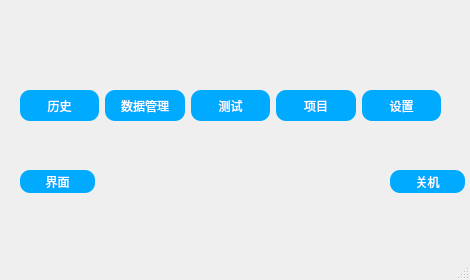
The window that main.ui (nylttpgg09/FluoTest) describes before a commit, drawn with Qt 5.
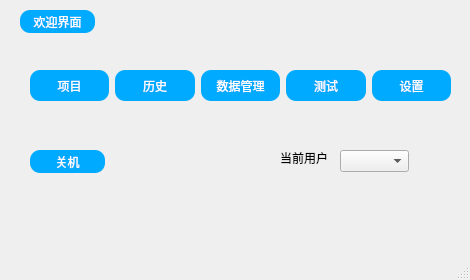
The same window after the commit.

Commit message: 1.增加用户选择识别，增加用户管理，增加数据的识别。 2.问题数据读取的两个波峰是分两次存储的，还未修改

```diff
--- a/main.ui
+++ b/main.ui
@@ -17,8 +17,8 @@
    <widget class="QWidget" name="horizontalLayoutWidget">
     <property name="geometry">
      <rect>
-      <x>20</x>
-      <y>90</y>
+      <x>30</x>
+      <y>70</y>
       <width>421</width>
       <height>31</height>
      </rect>
@@ -27,6 +27,24 @@
      <property name="bottomMargin">
       <number>0</number>
      </property>
+     <item>
+      <widget class="QPushButton" name="itemButton">
+       <property name="sizePolicy">
+        <sizepolicy hsizetype="Preferred" vsizetype="Preferred">
+         <horstretch>0</horstretch>
+         <verstretch>0</verstretch>
+        </sizepolicy>
+       </property>
+       <property name="styleSheet">
+        <string notr="true"> border-radius: 10px;
+    background-color: #00aaff; /* 变淡后的蓝色背景，透明度为50% */
+    color: white;</string>
+       </property>
+       <property name="text">
+        <string>项目</string>
+       </property>
+      </widget>
+     </item>
      <item>
       <widget class="QPushButton" name="historyButton">
        <property name="sizePolicy">
@@ -81,24 +99,6 @@
        </property>
       </widget>
      </item>
-     <item>
-      <widget class="QPushButton" name="itemButton">
-       <property name="sizePolicy">
-        <sizepolicy hsizetype="Preferred" vsizetype="Preferred">
-         <horstretch>0</horstretch>
-         <verstretch>0</verstretch>
-        </sizepolicy>
-       </property>
-       <property name="styleSheet">
-        <string notr="true"> border-radius: 10px;
-    background-color: #00aaff; /* 变淡后的蓝色背景，透明度为50% */
-    color: white;</string>
-       </property>
-       <property name="text">
-        <string>项目</string>
-       </property>
-      </widget>
-     </item>
      <item>
       <widget class="QPushButton" name="settingButton">
        <property name="sizePolicy">
@@ -122,8 +122,8 @@
    <widget class="QPushButton" name="close_button">
     <property name="geometry">
      <rect>
-      <x>390</x>
-      <y>170</y>
+      <x>30</x>
+      <y>150</y>
       <width>75</width>
       <height>23</height>
      </rect>
@@ -141,7 +141,7 @@
     <property name="geometry">
      <rect>
       <x>20</x>
-      <y>170</y>
+      <y>10</y>
       <width>75</width>
       <height>23</height>
      </rect>
@@ -152,7 +152,30 @@
     color: white;</string>
     </property>
     <property name="text">
-     <string>界面</string>
+     <string>欢迎界面</string>
+    </property>
+   </widget>
+   <widget class="QComboBox" name="userComboBox">
+    <property name="geometry">
+     <rect>
+      <x>340</x>
+      <y>150</y>
+      <width>69</width>
+      <height>22</height>
+     </rect>
+    </property>
+   </widget>
+   <widget class="QLabel" name="label">
+    <property name="geometry">
+     <rect>
+      <x>280</x>
+      <y>150</y>
+      <width>51</width>
+      <height>16</height>
+     </rect>
+    </property>
+    <property name="text">
+     <string>当前用户：</string>
     </property>
    </widget>
   </widget>
```
The commit also changes 4 other files.
